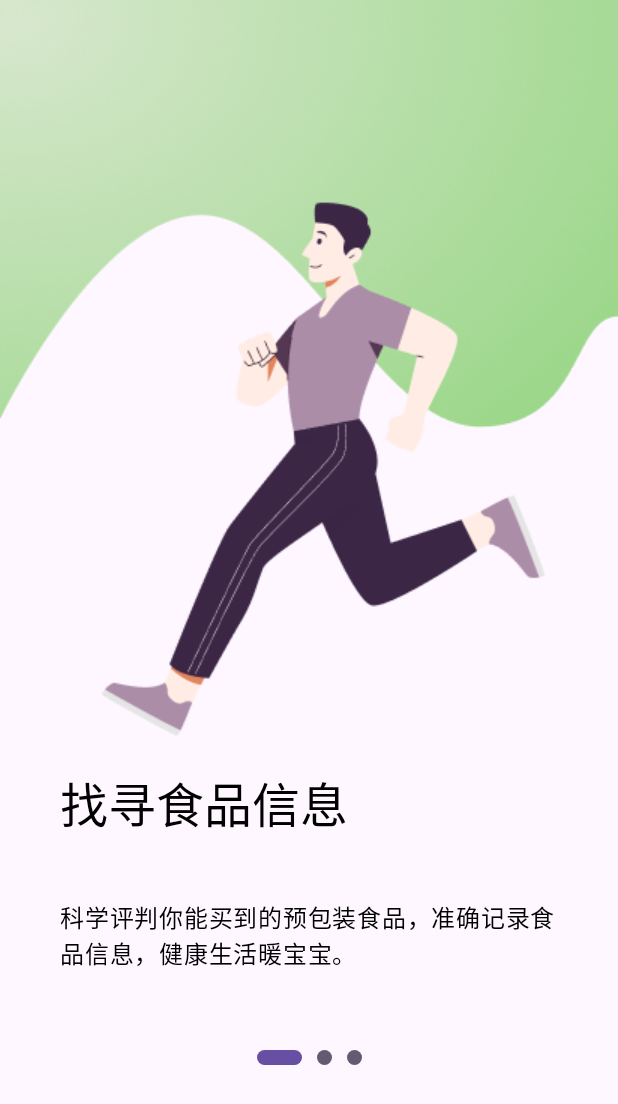
After one commit to devenv1390/KKNeed, an Android app built with Jetpack Compose: the composable GuideScreen shown on its own in the app's theme, on a phone screen of 412 x 824 dp. The commit adds this screen. Shown: the top 1104 px of the screen. Run offline under Robolectric (Android 15) with nearby library versions, the phone set to English and light mode, and no system bars; our stand-ins replace accompanist.

Commit message:
封装数据类，引导页

```diff
--- /dev/null
+++ b/app/src/main/java/com/example/kkneed/GuideScreen.kt
@@ -0,0 +1,98 @@
+package com.example.kkneed
+
+import androidx.compose.animation.core.Spring
+import androidx.compose.animation.core.animateDpAsState
+import androidx.compose.animation.core.spring
+import androidx.compose.foundation.layout.*
+import androidx.compose.material.FloatingActionButton
+import androidx.compose.material.Icon
+import androidx.compose.material.icons.Icons
+import androidx.compose.material.icons.filled.ArrowForward
+import androidx.compose.material3.MaterialTheme
+import androidx.compose.runtime.Composable
+import androidx.compose.ui.Alignment
+import androidx.compose.ui.Modifier
+import androidx.compose.ui.tooling.preview.Preview
+import androidx.compose.ui.unit.dp
+import com.example.kkneed.ui.theme.KKNeedTheme
+import com.google.accompanist.pager.ExperimentalPagerApi
+import com.google.accompanist.pager.HorizontalPager
+import com.google.accompanist.pager.rememberPagerState
+
+
+@Composable
+fun Indicator(size: Int, index: Int) {
+    Row(
+        verticalAlignment = Alignment.CenterVertically,
+        horizontalArrangement = Arrangement.spacedBy(10.dp)
+    ) {
+        repeat(size) {
+            IndicatorHorizontal(isSelected = it == index)
+        }
+    }
+}
+
+@OptIn(ExperimentalPagerApi::class)
+@Composable
+fun GuideScreen() {
+    val items = listOf<ItemData>(
+        ItemData(
+            R.drawable.frame1,
+            "找寻食品信息",
+            "科学评判你能买到的预包装食品，准确记录食品信息，健康生活暖宝宝。"
+        ),
+        ItemData(
+            R.drawable.frame2,
+            "计划健康生活",
+            "每天打开一俩次，健康生活一辈子。在这找到属于你的饮食计划，规划你的健康生活。"
+        ),
+        ItemData(
+            R.drawable.frame3,
+            "发现养生好物",
+            "选择我们，就是选择健康。商城养生好物，等待你的加购。健康生活知识，等待你的发现。"
+        )
+    )
+    val state = rememberPagerState(initialPage = 0)
+    Column(
+        modifier = Modifier
+            .fillMaxWidth(),
+        verticalArrangement = Arrangement.Center,
+        horizontalAlignment = Alignment.CenterHorizontally,
+    ) {
+        HorizontalPager(count = 3, state = state) {
+            CustomProgress(items[it])
+        }
+        Indicator(size = items.size, index = state.currentPage)
+
+        val width = animateDpAsState(
+            targetValue = if (state.currentPage.inc() == items.size) 60.dp else 0.dp,
+            animationSpec = if (state.currentPage.inc() == items.size)
+                spring(dampingRatio = Spring.DampingRatioHighBouncy)
+            else
+                spring(dampingRatio = Spring.DampingRatioMediumBouncy)
+        )
+
+        Row(
+            modifier = Modifier.height(100.dp),
+            verticalAlignment = Alignment.CenterVertically
+        ) {
+            FloatingActionButton(
+                onClick = { },
+                backgroundColor = MaterialTheme.colorScheme.primary,
+                modifier = Modifier.size(width.value)
+            ) {
+                Icon(
+                    Icons.Default.ArrowForward,
+                    contentDescription = "",
+                    tint = MaterialTheme.colorScheme.onPrimary
+                )
+            }
+        }
+    }
+}
+
+@Preview
+@Composable
+fun Preview() {
+    KKNeedTheme { }
+}
```
Also changed, not shown: app/src/main/java/com/example/kkneed/ItemData.kt (+7 -0 lines), app/src/main/java/com/example/kkneed/MainActivity.kt (+2 -87 lines).
